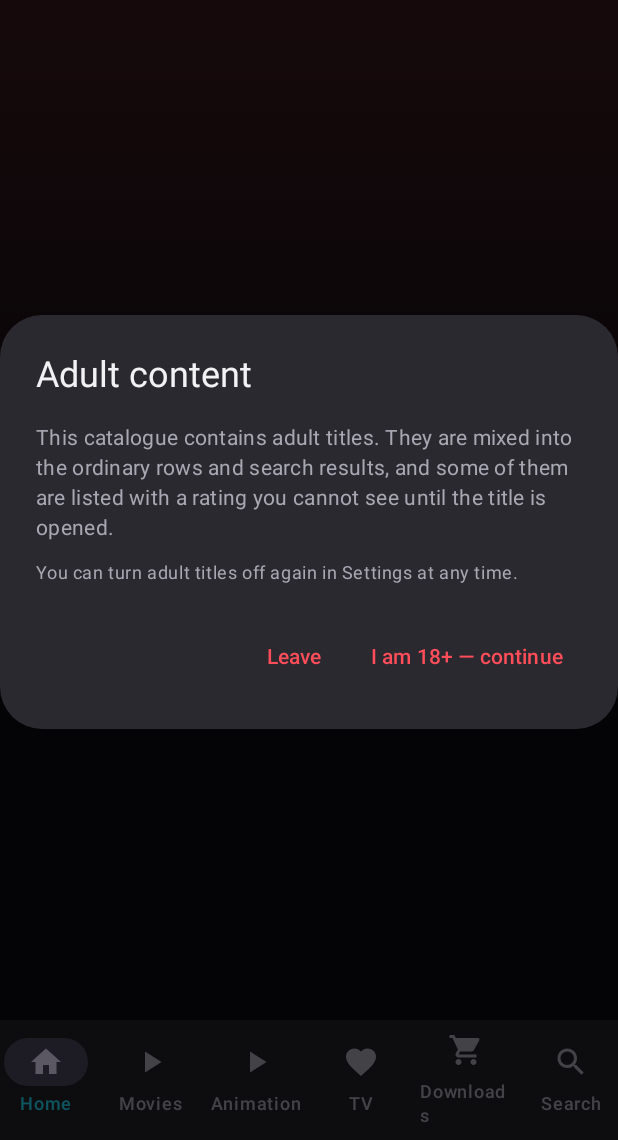
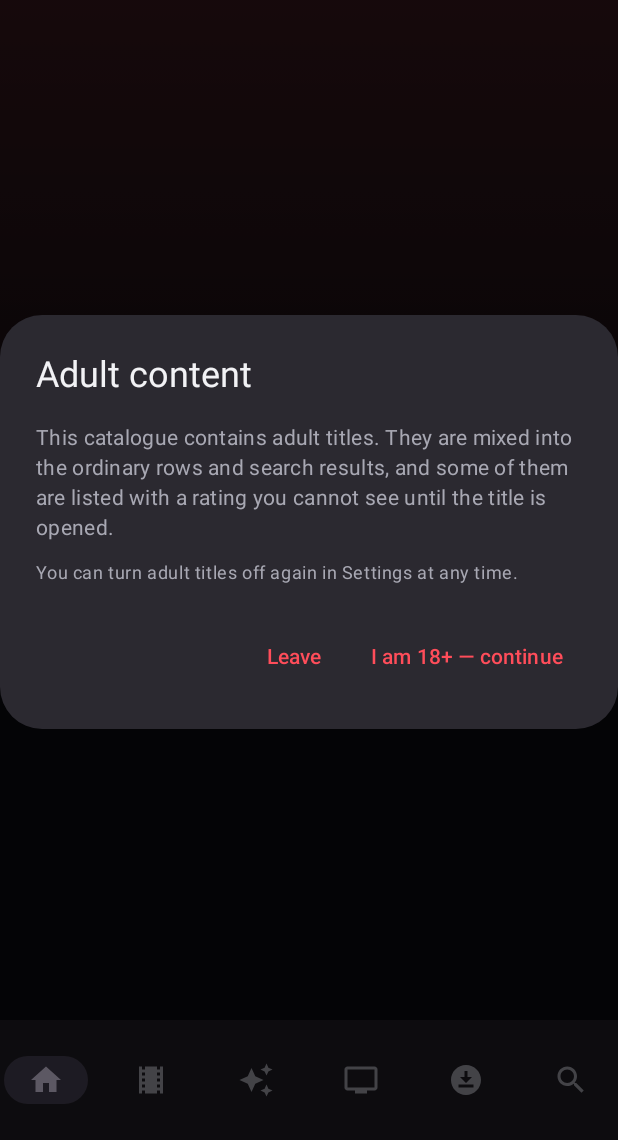
Before and after one commit to raihanetx/moviebox-explorer, an Android app built with Jetpack Compose: the screen it shows after launch (MainActivity), on a phone screen of 412 x 824 dp, the part 96-1236 px from its top. Run offline under Robolectric (Android 15) with nearby library versions, the phone set to English and light mode, and no system bars; pictures from the network do not load.

Commit message:
Bottom bar: edge-to-edge to screen bottom, icon-only tabs, proper icons
- MainActivity: enableEdgeToEdge() so the bar paints to the physical bottom edge
- Tabs now icon-only (6 tabs, labels truncated); M3 selected pill remains
- Icons: Home, LocalMovies, AutoAwesome, Tv, DownloadForOffline (res/drawable vectors) — Material paths, zero dependency
- APK unchanged at 19MB

```diff
--- a/app/src/main/java/com/example/movieboxexplorer/MainActivity.kt
+++ b/app/src/main/java/com/example/movieboxexplorer/MainActivity.kt
@@ -3,6 +3,7 @@ package com.example.movieboxexplorer
 import android.app.Activity
 import android.os.Bundle
 import androidx.activity.ComponentActivity
+import androidx.activity.enableEdgeToEdge
 import androidx.activity.compose.setContent
 import androidx.compose.foundation.layout.Column
 import androidx.compose.foundation.layout.fillMaxSize
@@ -18,6 +19,7 @@ import com.example.movieboxexplorer.ui.theme.MovieBoxTheme
 import okhttp3.OkHttpClient
 class MainActivity : ComponentActivity() {
     override fun onCreate(savedInstanceState: Bundle?) {
+        enableEdgeToEdge()
         super.onCreate(savedInstanceState)
 
         // The poster CDN can reject requests that do not look like they came from
--- a/app/src/main/java/com/example/movieboxexplorer/MovieBoxApp.kt
+++ b/app/src/main/java/com/example/movieboxexplorer/MovieBoxApp.kt
@@ -10,12 +10,9 @@ import androidx.compose.foundation.layout.fillMaxSize
 import androidx.compose.foundation.layout.fillMaxWidth
 import androidx.compose.foundation.layout.padding
 import androidx.compose.material.icons.Icons
-import androidx.compose.material.icons.filled.Favorite
-import androidx.compose.material.icons.filled.ShoppingCart
 import androidx.compose.material.icons.filled.Home
-import androidx.compose.material.icons.filled.PlayArrow
 import androidx.compose.material.icons.filled.Search
-import androidx.compose.material.icons.filled.Star
+import androidx.compose.ui.res.painterResource
 import androidx.compose.material3.AlertDialog
 import androidx.compose.material3.Icon
 import androidx.compose.material3.MaterialTheme
@@ -25,7 +22,6 @@ import androidx.compose.material3.OutlinedTextField
 import androidx.compose.material3.Scaffold
 import androidx.compose.material3.Surface
 import androidx.compose.material3.Switch
-import androidx.compose.material3.Text
 import androidx.compose.material3.TextButton
 import androidx.compose.runtime.LaunchedEffect
 import androidx.compose.runtime.Composable
@@ -37,7 +33,7 @@ import androidx.compose.runtime.rememberCoroutineScope
 import androidx.compose.runtime.setValue
 import androidx.compose.ui.Alignment
 import androidx.compose.ui.Modifier
-import androidx.compose.ui.graphics.vector.ImageVector
+import com.example.movieboxexplorer.R
 import androidx.compose.ui.platform.LocalContext
 import androidx.compose.ui.unit.dp
 import androidx.lifecycle.compose.collectAsStateWithLifecycle
@@ -82,19 +78,20 @@ import com.example.movieboxexplorer.ui.theme.MovieBoxTheme
 import kotlinx.coroutines.delay
 import kotlinx.coroutines.launch
 import okhttp3.OkHttpClient
+/** Icon-only destination: the bottom bar has six tabs, so names do not fit. */
 private data class TopDestination(
     val route: String,
     val label: String,
-    val icon: ImageVector,
+    val icon: @Composable () -> Unit,
 )
 
 private val TOP_DESTINATIONS = listOf(
-    TopDestination("home", "Home", Icons.Default.Home),
-    TopDestination("movies", "Movies", Icons.Default.PlayArrow),
-    TopDestination("animation", "Animation", Icons.Default.PlayArrow),
-    TopDestination("tv", "TV", Icons.Default.Favorite),
-    TopDestination("downloads", "Downloads", Icons.Default.ShoppingCart),
-    TopDestination("search", "Search", Icons.Default.Search),
+    TopDestination("home", "Home", { Icon(Icons.Default.Home, contentDescription = "Home") }),
+    TopDestination("movies", "Movies", { Icon(painterResource(R.drawable.ic_movies), contentDescription = "Movies") }),
+    TopDestination("animation", "Animation", { Icon(painterResource(R.drawable.ic_animation), contentDescription = "Animation") }),
+    TopDestination("tv", "TV", { Icon(painterResource(R.drawable.ic_tv), contentDescription = "TV") }),
+    TopDestination("downloads", "Downloads", { Icon(painterResource(R.drawable.ic_downloads), contentDescription = "Downloads") }),
+    TopDestination("search", "Search", { Icon(Icons.Default.Search, contentDescription = "Search") }),
 )
 
 
@@ -176,8 +173,7 @@ internal fun MovieBoxApp() {
                                         restoreState = true
                                     }
                                 },
-                                icon = { Icon(destination.icon, contentDescription = destination.label) },
-                                label = { Text(destination.label) },
+                                icon = destination.icon,
                             )
                         }
                     }
--- /dev/null
+++ b/app/src/main/res/drawable/ic_animation.xml
@@ -0,0 +1,9 @@
+<vector xmlns:android="http://schemas.android.com/apk/res/android"
+    android:width="24dp"
+    android:height="24dp"
+    android:viewportWidth="24"
+    android:viewportHeight="24">
+    <path
+        android:fillColor="#FFFFFF"
+        android:pathData="m19 9 1.25-2.75L23 5l-2.75-1.25L19 1l-1.25 2.75L15 5l2.75 1.25L19 9zm-7.5.5L9 4 6.5 9.5 1 12l5.5 2.5L9 20l2.5-5.5L17 12l-5.5-2.5zM19 15l-1.25 2.75L15 19l2.75 1.25L19 23l1.25-2.75L23 19l-2.75-1.25L19 15z"/>
+</vector>
--- /dev/null
+++ b/app/src/main/res/drawable/ic_downloads.xml
@@ -0,0 +1,9 @@
+<vector xmlns:android="http://schemas.android.com/apk/res/android"
+    android:width="24dp"
+    android:height="24dp"
+    android:viewportWidth="24"
+    android:viewportHeight="24">
+    <path
+        android:fillColor="#FFFFFF"
+        android:pathData="M12 2C6.49 2 2 6.49 2 12s4.49 10 10 10 10-4.49 10-10S17.51 2 12 2zm-1 8V6h2v4h3l-4 4-4-4h3zm6 7H7v-2h10v2z"/>
+</vector>
--- /dev/null
+++ b/app/src/main/res/drawable/ic_movies.xml
@@ -0,0 +1,9 @@
+<vector xmlns:android="http://schemas.android.com/apk/res/android"
+    android:width="24dp"
+    android:height="24dp"
+    android:viewportWidth="24"
+    android:viewportHeight="24">
+    <path
+        android:fillColor="#FFFFFF"
+        android:pathData="M18 3v2h-2V3H8v2H6V3H4v18h2v-2h2v2h8v-2h2v2h2V3h-2zM8 17H6v-2h2v2zm0-4H6v-2h2v2zm0-4H6V7h2v2zm10 8h-2v-2h2v2zm0-4h-2v-2h2v2zm0-4h-2V7h2v2z"/>
+</vector>
--- /dev/null
+++ b/app/src/main/res/drawable/ic_tv.xml
@@ -0,0 +1,9 @@
+<vector xmlns:android="http://schemas.android.com/apk/res/android"
+    android:width="24dp"
+    android:height="24dp"
+    android:viewportWidth="24"
+    android:viewportHeight="24">
+    <path
+        android:fillColor="#FFFFFF"
+        android:pathData="M21 3H3c-1.1 0-2 .9-2 2v12c0 1.1.9 2 2 2h5v2h8v-2h5c1.1 0 1.99-.9 1.99-2L23 5c0-1.1-.9-2-2-2zm0 14H3V5h18v12z"/>
+</vector>
```
